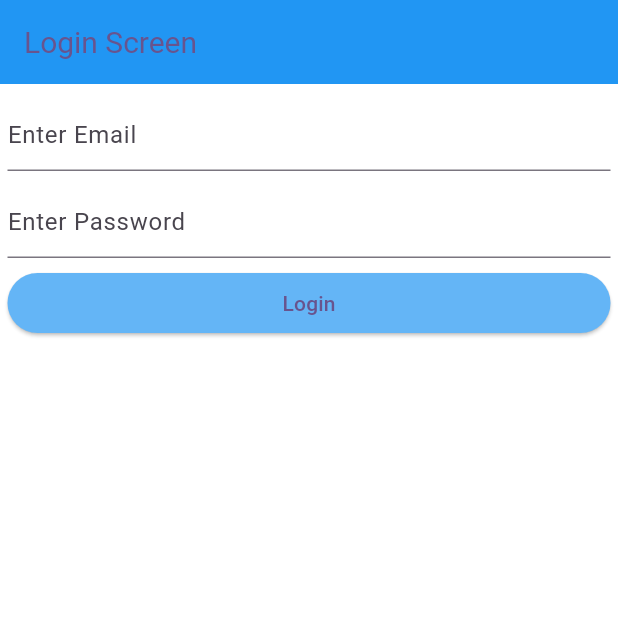
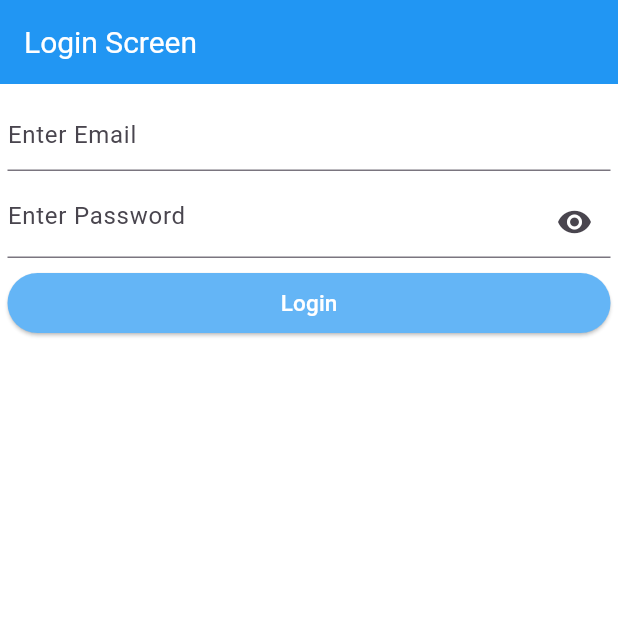
Before and after one commit to PrimeLabsHQ/Atmo-Scan, a Flutter app: the screen it shows after launch, on a phone screen of 412 x 824 dp, the top half of it. Run offline on Flutter 3.47's test engine with Material 3 defaults, Android fonts, the phone set to English and light mode, and no system bars; our stand-ins replace bloc, dio, flutter_bloc.

Commit message:
feat:manage state of login button

```diff
--- /dev/null
+++ b/lib/cubit/login/login_state.dart
@@ -0,0 +1,18 @@
+//import 'package:flutter/material.dart';
+part of "login_cubit.dart";
+
+//import 'package:flutter/foundation.dart';
+
+@immutable
+abstract class LoginState {}
+
+class LoginInitial extends LoginState {}
+
+class LoginLoading extends LoginState {}
+
+class LoginSuccess extends LoginState {
+  final LoginModel loginmodel;
+  LoginSuccess(this.loginmodel);
+}
+
+class LoginError extends LoginState {}
--- a/lib/screens/auth/login_screen.dart
+++ b/lib/screens/auth/login_screen.dart
@@ -1,4 +1,7 @@
 import 'package:flutter/material.dart';
+import 'package:flutter_bloc/flutter_bloc.dart';
+import 'package:flutter_dio/cubit/login/login_cubit.dart';
+import 'package:flutter_dio/network_manager.dart/repositry.dart';
 import 'package:flutter_dio/screens/components/common_button.dart';
 
 class LoginScreen extends StatefulWidget {
@@ -15,10 +18,7 @@ class _LoginScreenState extends State<LoginScreen> {
   Widget build(BuildContext context) {
     return Scaffold(
       appBar: AppBar(
-        title: Text(
-          'Login Screen',
-          style: TextStyle(color: Theme.of(context).primaryColor),
-        ),
+        title: Text('Login Screen', style: TextStyle(color: Colors.white)),
       ),
       body: Padding(
         padding: const EdgeInsets.only(top: 10, left: 5, right: 5),
@@ -31,15 +31,36 @@ class _LoginScreenState extends State<LoginScreen> {
             SizedBox(height: 10),
             TextFormField(
               controller: passwordcontroller,
-              decoration: InputDecoration(hintText: "Enter Password"),
+              decoration: InputDecoration(
+                alignLabelWithHint: true,
+                floatingLabelBehavior: FloatingLabelBehavior.always,
+                maintainHintHeight: false,
+                hintText: "Enter Password",
+
+                suffixIcon: Icon(Icons.remove_red_eye),
+              ),
             ),
             SizedBox(height: 10),
-            CommonButton(
-              onpressed: () {
-                print(emailcontroller.text);
-                print(passwordcontroller.text);
-              },
-              child: Text("Login"),
+            BlocProvider(
+              create: (context) => LoginCubit(),
+              child: BlocBuilder<LoginCubit, LoginState>(
+                builder: (context, state) {
+                  return CommonButton(
+                    onpressed: () {
+                      context.read<LoginCubit>().userlogin(
+                        emailcontroller.text.toString(),
+                        passwordcontroller.text.toString(),
+                      );
+                    },
+                    child: state is LoginLoading
+                        ? CircularProgressIndicator()
+                        : Text(
+                            "Login",
+                            style: TextStyle(color: Colors.white, fontSize: 15),
+                          ),
+                  );
+                },
+              ),
             ),
           ],
         ),
```
Also changed, not shown: lib/cubit/login/login_cubit.dart (added, +26 -0 lines).
